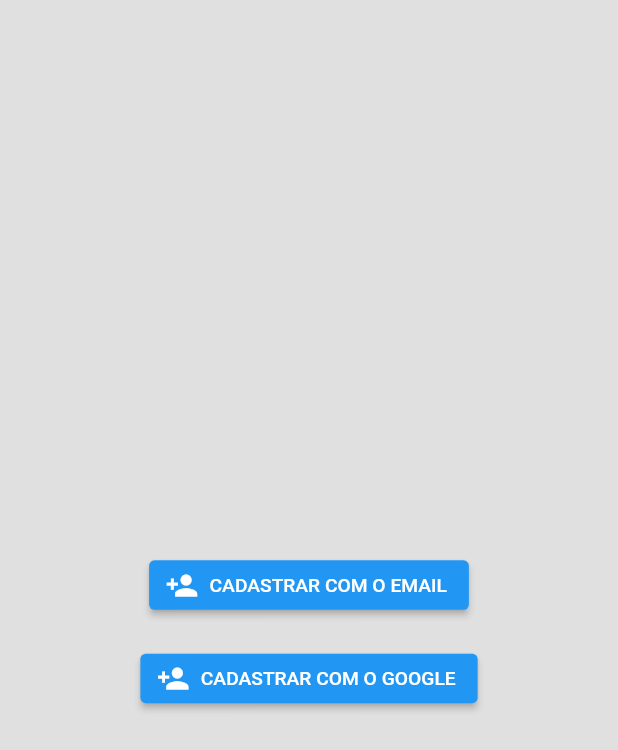
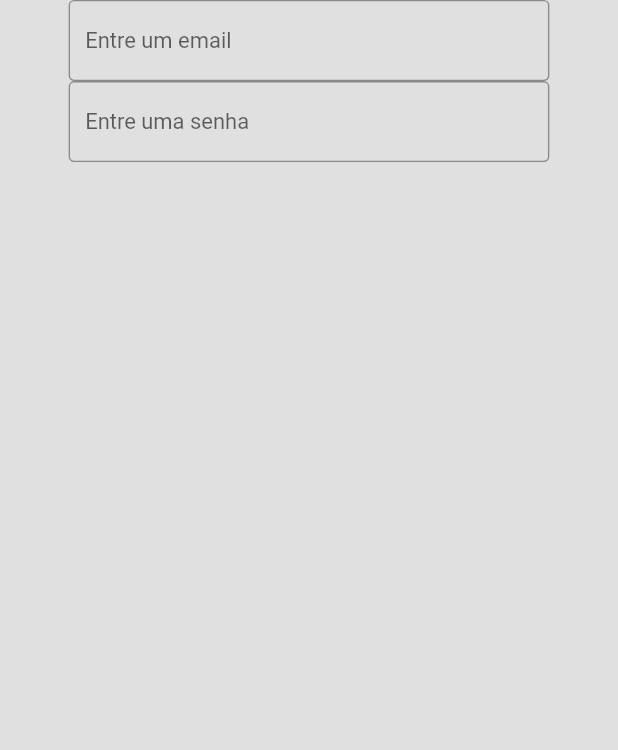
Before and after one commit to LucasNomi/servicos_batatais, a Flutter app: the SignUp screen opened directly, on a phone screen of 412 x 824 dp. Shown: the top 750 px of the screen. Run offline on Flutter 3.47's test engine with Material 2 defaults, Android fonts, the phone set to English and light mode, and no system bars; our stand-ins replace responsive_framework.

Commit message:
feat: adicionar formulario decorado

```diff
--- a/lib/routes/sign_up.dart
+++ b/lib/routes/sign_up.dart
@@ -8,39 +8,55 @@ class SignUp extends StatefulWidget {
 }
 
 class _SignUpState extends State<SignUp> {
+  final _formKey = GlobalKey<FormState>();
+  final _emailController = TextEditingController();
+  final _passwordController = TextEditingController();
+
   @override
   Widget build(BuildContext context) {
     return Scaffold(
-      backgroundColor: Color.fromARGB(130, 195, 195, 195),
-      body: Center(
-        child: Column(
-          mainAxisAlignment: MainAxisAlignment.center,
-          children: [
-            Form(
+        backgroundColor: const Color.fromARGB(130, 195, 195, 195),
+        body: Form(
+          key: _formKey,
           child: Padding(
             padding: const EdgeInsets.symmetric(horizontal: 50.0),
-                child: Row(
-                  children: [],
+            child: Column(
+              children: [
+                TextFormField(
+                  controller: _emailController,
+                  decoration: const InputDecoration(
+                    hintText: 'Entre um email',
+                    border: OutlineInputBorder(),
                   ),
+                  validator: (val) {
+                    if (val == null || val.isEmpty) {
+                      return 'Entre um email';
+                    } else if (val.length < 8) {
+                      return 'Email precisa ser maior que 8 caracteres';
+                    } else if (!val.contains('@')) {
+                      return 'Email não é válido';
+                    }
+                    return null;
+                  },
                 ),
+                TextFormField(
+                  controller: _passwordController,
+                  decoration: const InputDecoration(
+                    hintText: 'Entre uma senha',
+                    border: OutlineInputBorder(),
                   ),
-            const SizedBox(
-              height: 20.0,
-            ),
-            ElevatedButton.icon(
-                onPressed: () {},
-                icon: const Icon(Icons.person_add),
-                label: const Text('CADASTRAR COM O EMAIL')),
-            const SizedBox(
-              height: 20.0,
-            ),
-            ElevatedButton.icon(
-                onPressed: () {},
-                icon: const Icon(Icons.person_add),
-                label: const Text('CADASTRAR COM O GOOGLE')),
+                  validator: (val) {
+                    if (val == null || val.isEmpty) {
+                      return 'Entre uma senha';
+                    } else if (val.length < 10) {
+                      return 'Senha precisa ser maior que  caracteres';
+                    }
+                    return null;
+                  },
+                )
               ],
             ),
           ),
-    );
+        ));
   }
 }
```
Lines whose indentation alone changed are shown as unchanged.
